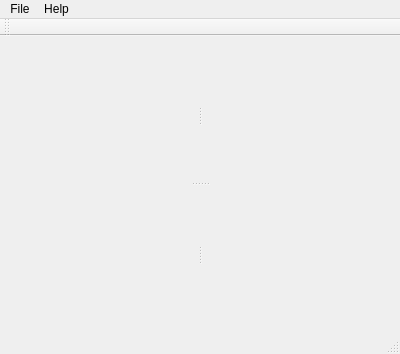
Before: the Qt Designer form mainwindow.ui in arntanguy/STS-simulator, drawn with Qt 5.
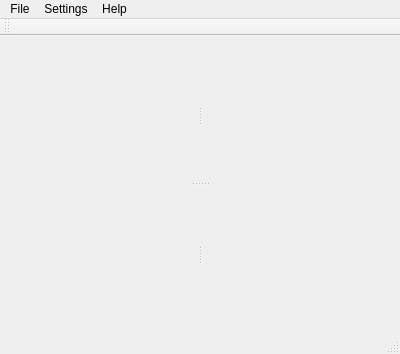
After: the same form once the commit is applied.

Patch:
```diff
--- a/mainwindow.ui
+++ b/mainwindow.ui
@@ -68,7 +68,7 @@
      <x>0</x>
      <y>0</y>
      <width>400</width>
-     <height>25</height>
+     <height>27</height>
     </rect>
    </property>
    <widget class="QMenu" name="menuFile">
@@ -90,7 +90,14 @@
     </property>
     <addaction name="actionAbout"/>
    </widget>
+   <widget class="QMenu" name="menuSettings">
+    <property name="title">
+     <string>Settings</string>
+    </property>
+    <addaction name="actionGlobal_Settings"/>
+   </widget>
    <addaction name="menuFile"/>
+   <addaction name="menuSettings"/>
    <addaction name="menuHelp"/>
   </widget>
   <widget class="QToolBar" name="mainToolBar">
```
Left out of the diff: 5 changed lines with no effect on the pictures.
